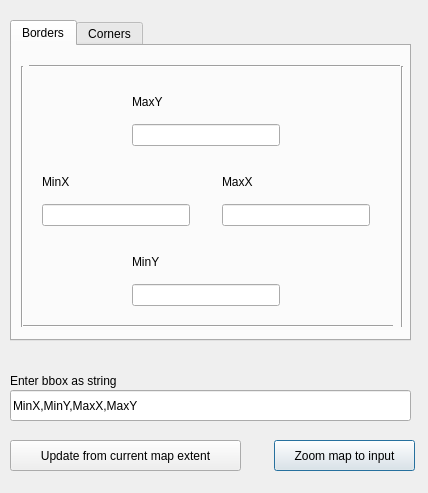
Before: the Qt Designer form ui_bbox.ui in hpfast/bbox, drawn with Qt 5.
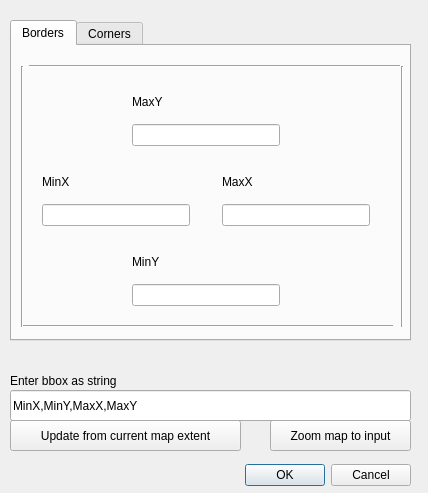
After: the same form once the commit is applied.

Commit message: small commit with a few harmless modifications

What changed in the file:
```diff
--- a/ui_bbox.ui
+++ b/ui_bbox.ui
@@ -14,10 +14,13 @@
    <string>bBox</string>
   </property>
   <widget class="QPushButton" name="pushButton">
+   <property name="enabled">
+    <bool>true</bool>
+   </property>
    <property name="geometry">
     <rect>
-     <x>274</x>
-     <y>440</y>
+     <x>270</x>
+     <y>420</y>
      <width>141</width>
      <height>31</height>
     </rect>
@@ -25,12 +28,21 @@
    <property name="text">
     <string>Zoom map to input</string>
    </property>
+   <property name="checkable">
+    <bool>false</bool>
+   </property>
+   <property name="checked">
+    <bool>false</bool>
+   </property>
+   <property name="default">
+    <bool>false</bool>
+   </property>
   </widget>
   <widget class="QPushButton" name="pushButton_2">
    <property name="geometry">
     <rect>
      <x>10</x>
-     <y>440</y>
+     <y>420</y>
      <width>231</width>
      <height>31</height>
     </rect>
@@ -293,6 +305,22 @@
     <string>Enter bbox as string</string>
    </property>
   </widget>
+  <widget class="QDialogButtonBox" name="buttonBox">
+   <property name="geometry">
+    <rect>
+     <x>120</x>
+     <y>460</y>
+     <width>291</width>
+     <height>31</height>
+    </rect>
+   </property>
+   <property name="orientation">
+    <enum>Qt::Horizontal</enum>
+   </property>
+   <property name="standardButtons">
+    <set>QDialogButtonBox::Cancel|QDialogButtonBox::Ok</set>
+   </property>
+  </widget>
  </widget>
  <resources/>
  <connections/>
```
Left out of the diff: 30 changed lines with no effect on the pictures. The commit also changes 2 other files.
